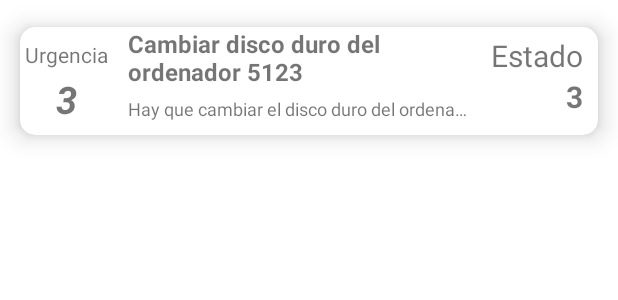
After one commit to Jossan23/Glpi, an Android app: the layout list_view.xml on its own in the app's theme, with its tools: preview values and no code run, on a phone screen of 412 x 824 dp. The commit adds this screen. Shown: the top 300 px of the screen. Run offline under Robolectric (Android 15) with nearby library versions, the phone set to English and light mode, and no system bars.

Commit message:
Septimo push
Septimo push agregando la interfaz de la vista cardView(todavia no es la definitiva, no me gusta mucho)

```diff
--- a/app/src/main/res/layout/fragment_view_incidencia.xml
+++ b/app/src/main/res/layout/fragment_view_incidencia.xml
@@ -2,13 +2,12 @@
 <FrameLayout xmlns:android="http://schemas.android.com/apk/res/android"
     xmlns:tools="http://schemas.android.com/tools"
     android:layout_width="match_parent"
-    android:layout_height="match_parent"
-    tools:context=".fragments.ViewIncidenciaFragment">
+    android:layout_height="match_parent">
 
-    <!-- TODO: Update blank fragment layout -->
-    <TextView
+    <ListView
+        android:id="@+id/listView"
         android:layout_width="match_parent"
         android:layout_height="match_parent"
-        android:text="Vista incidencia" />
+        tools:listitem="@layout/list_view"/>
 
 </FrameLayout>
--- /dev/null
+++ b/app/src/main/res/layout/list_view.xml
@@ -0,0 +1,124 @@
+<?xml version="1.0" encoding="utf-8"?>
+<LinearLayout xmlns:android="http://schemas.android.com/apk/res/android"
+    xmlns:app="http://schemas.android.com/apk/res-auto"
+    android:layout_width="match_parent"
+    android:layout_height="match_parent"
+    android:orientation="vertical">
+
+    <!-- Esta vista establece cómo se va a ver la listView de facturas.
+     La he cambiado un poco estableciendo una interfaz un poco más bonita
+     y limpia añadiendole caracteristicas de material desing
+     y agrandando un poco más las facturas ya que estaban demasiado pequeñas
+     para mi gusto.-->
+
+    <androidx.cardview.widget.CardView
+        android:id="@+id/cardPedidos"
+        android:layout_width="match_parent"
+        android:layout_height="wrap_content"
+        app:cardCornerRadius="10dp"
+        app:cardElevation="10dp"
+        app:cardUseCompatPadding="true">
+
+        <LinearLayout
+            android:layout_width="match_parent"
+            android:layout_height="wrap_content"
+            android:orientation="vertical">
+
+            <LinearLayout
+                android:layout_width="match_parent"
+                android:layout_height="wrap_content"
+                android:orientation="horizontal">
+                <!--Fecha-->
+                <!--Datos Pedido-->
+                <LinearLayout
+                    android:layout_width="62dp"
+                    android:layout_height="match_parent"
+                    android:layout_marginRight="10dp"
+                    android:gravity="center"
+                    android:orientation="vertical">
+
+                    <TextView
+                        android:layout_width="62dp"
+                        android:layout_height="24dp"
+                        android:gravity="center"
+                        android:text="Urgencia"
+                        android:textSize="14sp" />
+
+                    <TextView
+                        android:id="@+id/lblUrgency"
+                        android:layout_width="match_parent"
+                        android:layout_height="wrap_content"
+                        android:gravity="center"
+                        android:text="3"
+                        android:textSize="25dp"
+                        android:textStyle="bold|italic" />
+
+                </LinearLayout>
+
+                <LinearLayout
+                    android:layout_width="wrap_content"
+                    android:layout_height="wrap_content"
+                    android:layout_gravity="center_vertical"
+                    android:layout_marginRight="15dp"
+                    android:layout_weight="1"
+                    android:gravity="left|center_vertical"
+                    android:orientation="vertical">
+
+                    <LinearLayout
+                        android:layout_width="wrap_content"
+                        android:layout_height="wrap_content"
+                        android:layout_marginBottom="2dp">
+
+                        <TextView
+                            android:id="@+id/lblNombreIncidencia"
+                            android:layout_width="wrap_content"
+                            android:layout_height="wrap_content"
+                            android:text="Cambiar disco duro del ordenador 5123"
+                            android:textSize="16sp"
+                            android:textStyle="bold" />
+
+                    </LinearLayout>
+
+
+                    <TextView
+                        android:id="@+id/lblCliente"
+                        android:layout_width="match_parent"
+                        android:layout_height="26dp"
+                        android:layout_marginTop="3dp"
+                        android:ellipsize="end"
+                        android:maxLines="1"
+                        android:text="Hay que cambiar el disco duro del ordenador 5123 porque hace mucho ruido y puede que tenga perdida de datos"
+                        android:textSize="12sp" />
+
+                </LinearLayout>
+                <!--Cantidad-->
+                <LinearLayout
+                    android:layout_width="wrap_content"
+                    android:layout_height="wrap_content"
+                    android:layout_gravity="right"
+                    android:gravity="right"
+                    android:orientation="vertical">
+
+                    <TextView
+                        android:layout_width="wrap_content"
+                        android:layout_height="wrap_content"
+                        android:layout_marginTop="5dp"
+                        android:layout_marginRight="10dp"
+                        android:gravity="right"
+                        android:text="Estado"
+                        android:textSize="20dp" />
+
+                    <TextView
+                        android:id="@+id/lblStatus"
+                        android:layout_width="wrap_content"
+                        android:layout_height="wrap_content"
+                        android:layout_marginRight="10dp"
+                        android:text="3"
+                        android:textSize="20dp"
+                        android:textStyle="bold" />
+                </LinearLayout>
+            </LinearLayout>
+        </LinearLayout>
+    </androidx.cardview.widget.CardView>
+
+</LinearLayout>
```
